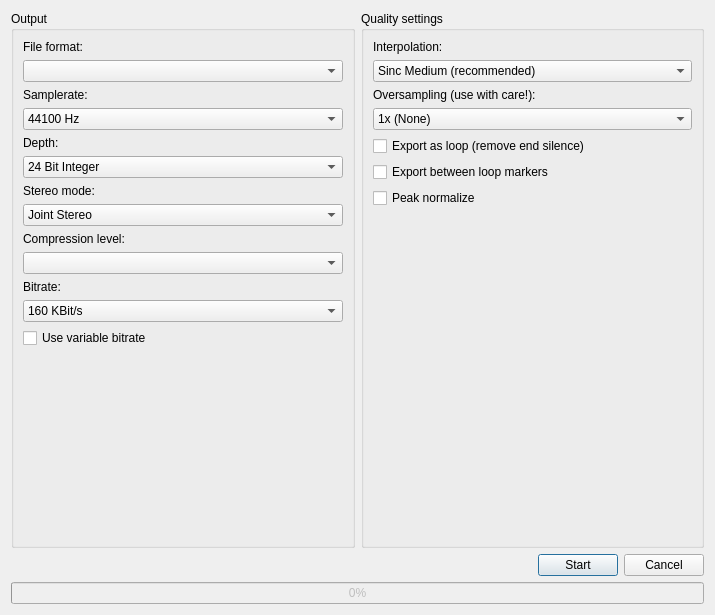
gi0e5b06/lmms, file src/gui/dialogs/export_project.ui: the form before one commit.
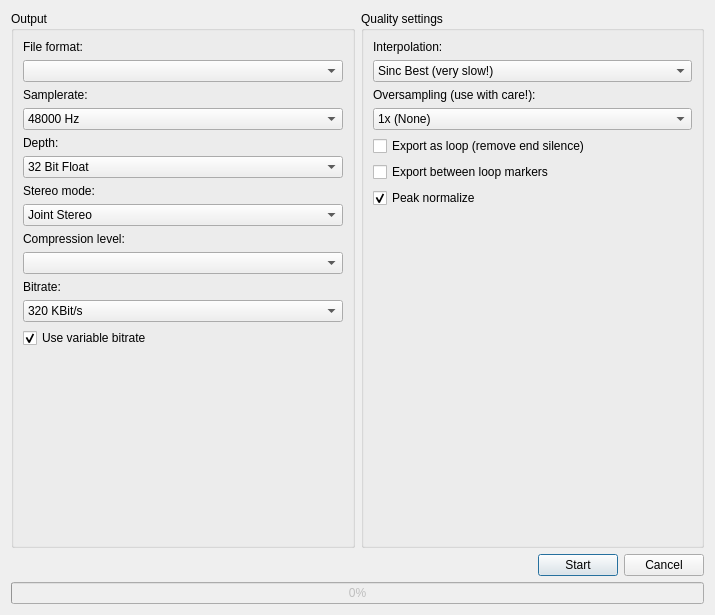
The form after the commit.

```diff
--- a/src/gui/dialogs/export_project.ui
+++ b/src/gui/dialogs/export_project.ui
@@ -68,6 +68,9 @@
            </item>
            <item>
             <widget class="QComboBox" name="samplerateCB">
+             <property name="currentIndex">
+              <number>1</number>
+             </property>
              <item>
               <property name="text">
                <string>44100 Hz</string>
@@ -129,7 +132,7 @@
            <item>
             <widget class="QComboBox" name="depthCB">
              <property name="currentIndex">
-              <number>1</number>
+              <number>2</number>
              </property>
              <item>
               <property name="text">
@@ -261,7 +264,7 @@
            <item>
             <widget class="QComboBox" name="bitrateCB">
              <property name="currentIndex">
-              <number>2</number>
+              <number>5</number>
              </property>
              <item>
               <property name="text">
@@ -300,6 +303,9 @@
              <property name="text">
               <string>Use variable bitrate</string>
              </property>
+             <property name="checked">
+              <bool>true</bool>
+             </property>
             </widget>
            </item>
           </layout>
@@ -337,7 +343,7 @@
         <item>
          <widget class="QComboBox" name="interpolationCB">
           <property name="currentIndex">
-           <number>2</number>
+           <number>3</number>
           </property>
           <item>
            <property name="text">
@@ -411,6 +417,9 @@
           <property name="text">
            <string>Peak normalize</string>
           </property>
+          <property name="checked">
+           <bool>true</bool>
+          </property>
          </widget>
         </item>
         <item>
```
